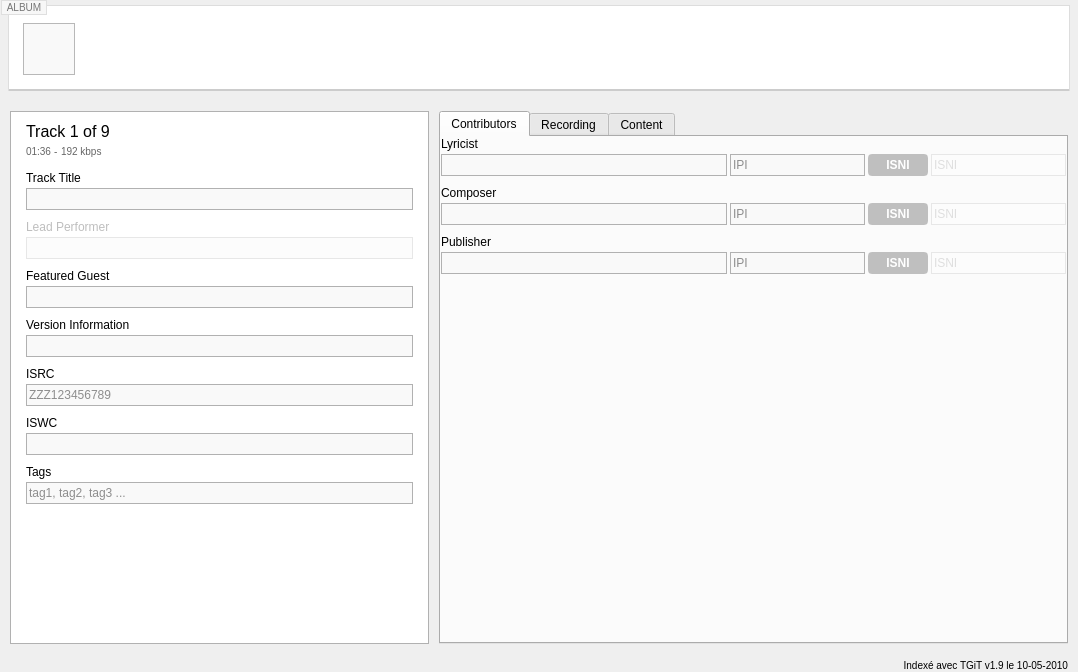
The window that resources/ui/track_page.ui (Iconoclasteinc/tgit) describes before a commit, drawn with Qt 5.
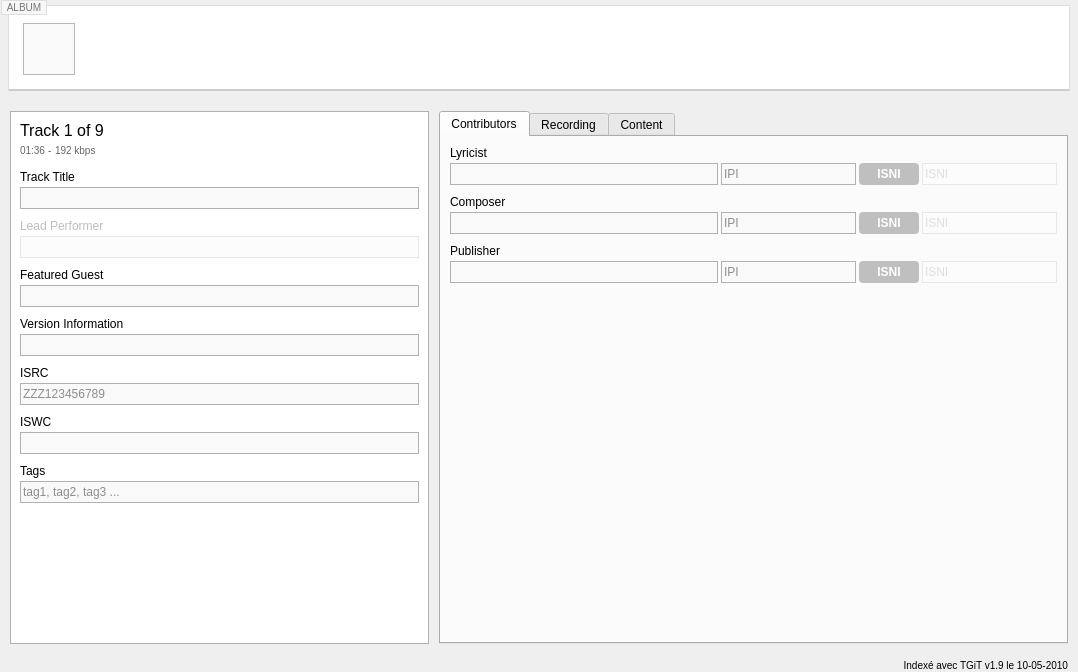
The same window after the commit. Icons and pictures are not drawn. Custom widgets are drawn as their Qt base class.

```diff
--- a/resources/ui/track_page.ui
+++ b/resources/ui/track_page.ui
@@ -296,18 +296,6 @@
         <property name="spacing">
          <number>10</number>
         </property>
-        <property name="leftMargin">
-         <number>15</number>
-        </property>
-        <property name="topMargin">
-         <number>10</number>
-        </property>
-        <property name="rightMargin">
-         <number>15</number>
-        </property>
-        <property name="bottomMargin">
-         <number>10</number>
-        </property>
         <item>
          <layout class="QVBoxLayout" name="_track_information_container">
           <property name="spacing">
@@ -618,18 +606,6 @@
          <property name="spacing">
           <number>10</number>
          </property>
-         <property name="leftMargin">
-          <number>0</number>
-         </property>
-         <property name="topMargin">
-          <number>0</number>
-         </property>
-         <property name="rightMargin">
-          <number>0</number>
-         </property>
-         <property name="bottomMargin">
-          <number>0</number>
-         </property>
          <item>
           <layout class="QVBoxLayout" name="_lyricist_container">
            <property name="spacing">
```
Left out of the diff: 24 changed lines with no effect on the pictures.
